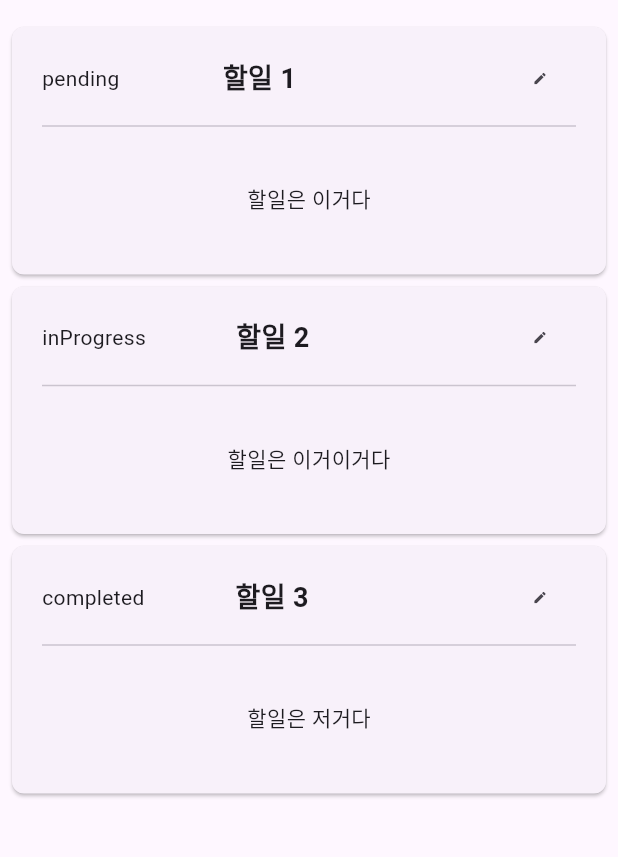
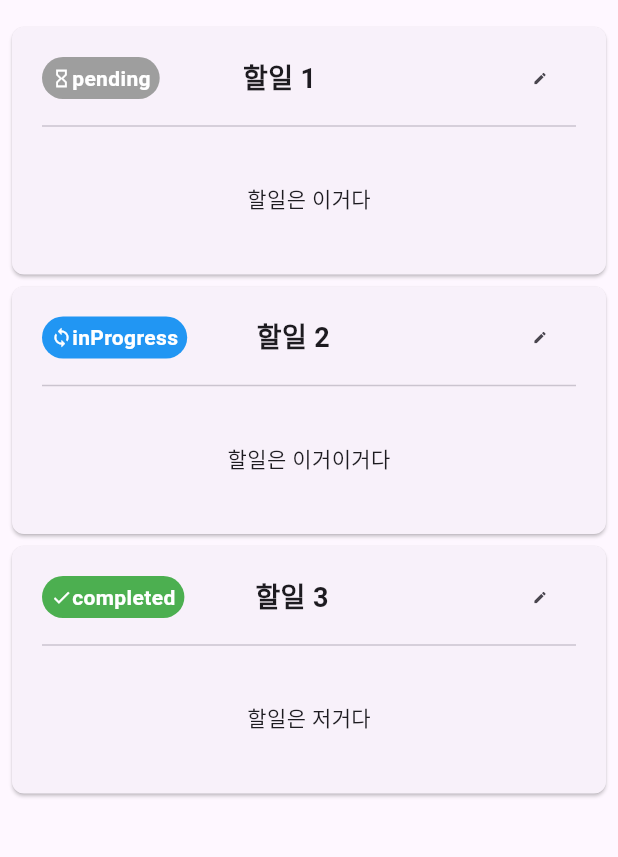
Before and after one commit to js990311/flutter-todo, a Flutter app: the screen it shows after launch, on a phone screen of 412 x 824 dp, the part 63-920 px from its top. Run offline on Flutter 3.47's test engine with Material 3 defaults, Android fonts, the phone set to English and light mode, and no system bars; our stand-ins replace logger.

Commit message:
feat: todo_status_widget

```diff
--- a/lib/widgets/todo_item_widget.dart
+++ b/lib/widgets/todo_item_widget.dart
@@ -1,5 +1,6 @@
 import 'package:flutter/material.dart';
 import 'package:flutter_todo/models/todo_dto.dart';
+import 'package:flutter_todo/widgets/todo_status_widget.dart';
 
 class TodoItem extends StatelessWidget {
   final TodoDto todo;
@@ -14,14 +15,16 @@ class TodoItem extends StatelessWidget {
       elevation: 1, // 그림자 높이
       shape: RoundedRectangleBorder(borderRadius: BorderRadius.circular(8)),
       child: Padding(
-        padding: EdgeInsets.symmetric(vertical: 10, horizontal: 20),
+        padding: const EdgeInsets.symmetric(vertical: 10, horizontal: 20),
         child: Column(
           children: [
             Row(
               // 제목부
               mainAxisAlignment: MainAxisAlignment.spaceBetween,
               children: [
-                Flexible(flex: 1, child: Text(todo.status.name)),
+                // Status
+                Flexible(flex: 1, child: TodoStatusWidget(status: todo.status)),
+                // 제목
                 Expanded(
                   child: Text(
                     todo.title,
@@ -31,6 +34,7 @@ class TodoItem extends StatelessWidget {
                     ),
                   ),
                 ),
+                // 수정 버튼
                 Flexible(
                   flex: 1,
                   child: IconButton(
--- /dev/null
+++ b/lib/widgets/todo_status_widget.dart
@@ -0,0 +1,54 @@
+import 'package:flutter/material.dart';
+import 'package:flutter_todo/models/todo_status_enum.dart';
+
+class TodoStatusWidget extends StatelessWidget {
+  final TodoStatus status;
+  const TodoStatusWidget({super.key, required this.status});
+
+  @override
+  Widget build(BuildContext context) {
+    Color statusColor;
+    IconData statusIcon;
+
+    switch (status) {
+      case TodoStatus.pending:
+        statusColor = Colors.grey;
+        statusIcon = Icons.hourglass_empty;
+        break;
+      case TodoStatus.inProgress:
+        statusColor = Colors.blue;
+        statusIcon = Icons.sync;
+        break;
+      case TodoStatus.completed:
+        statusColor = Colors.green;
+        statusIcon = Icons.check;
+        break;
+      default:
+        statusColor = Colors.black;
+        statusIcon = Icons.help_outline;
+    }
+    return Container(
+      decoration: BoxDecoration(
+        color: statusColor,
+        borderRadius: BorderRadius.circular(15),
+      ),
+      child: Padding(
+        padding: const EdgeInsets.symmetric(vertical: 4, horizontal: 6),
+        child: Row(
+          mainAxisSize: MainAxisSize.min,
+          mainAxisAlignment: MainAxisAlignment.spaceBetween,
+          children: [
+            Icon(statusIcon, color: Colors.white, size: 14),
+            Text(
+              status.name,
+              style: const TextStyle(
+                color: Colors.white,
+                fontWeight: FontWeight.bold,
+              ),
+            ),
+          ],
+        ),
+      ),
+    );
+  }
+}
```
